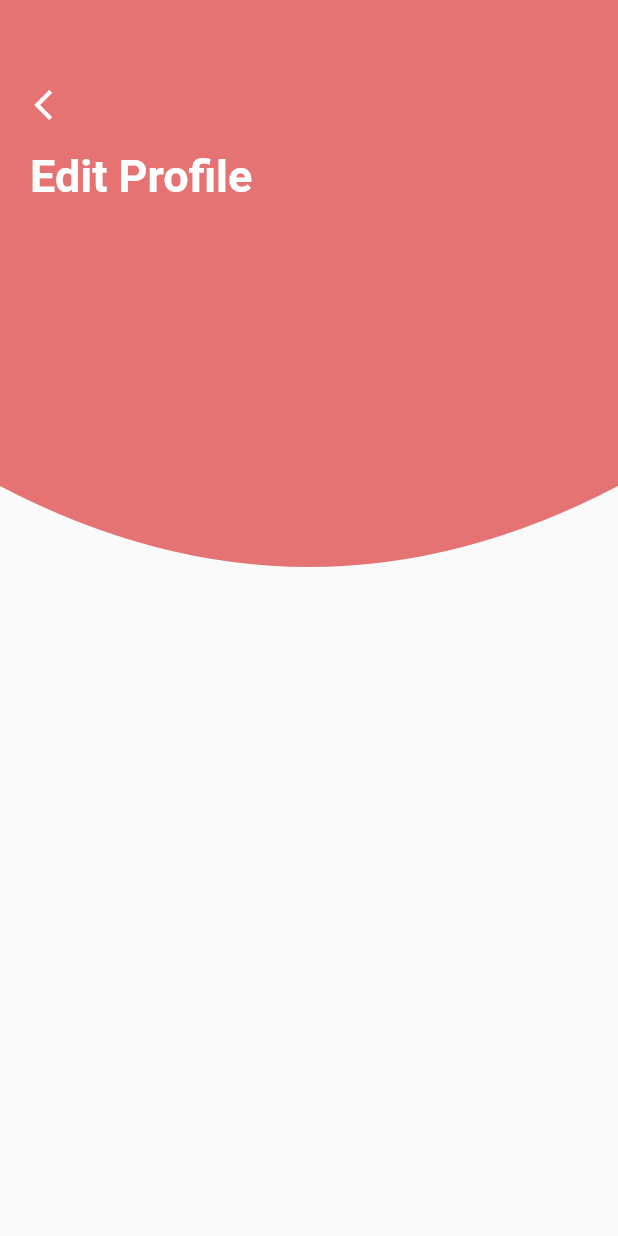
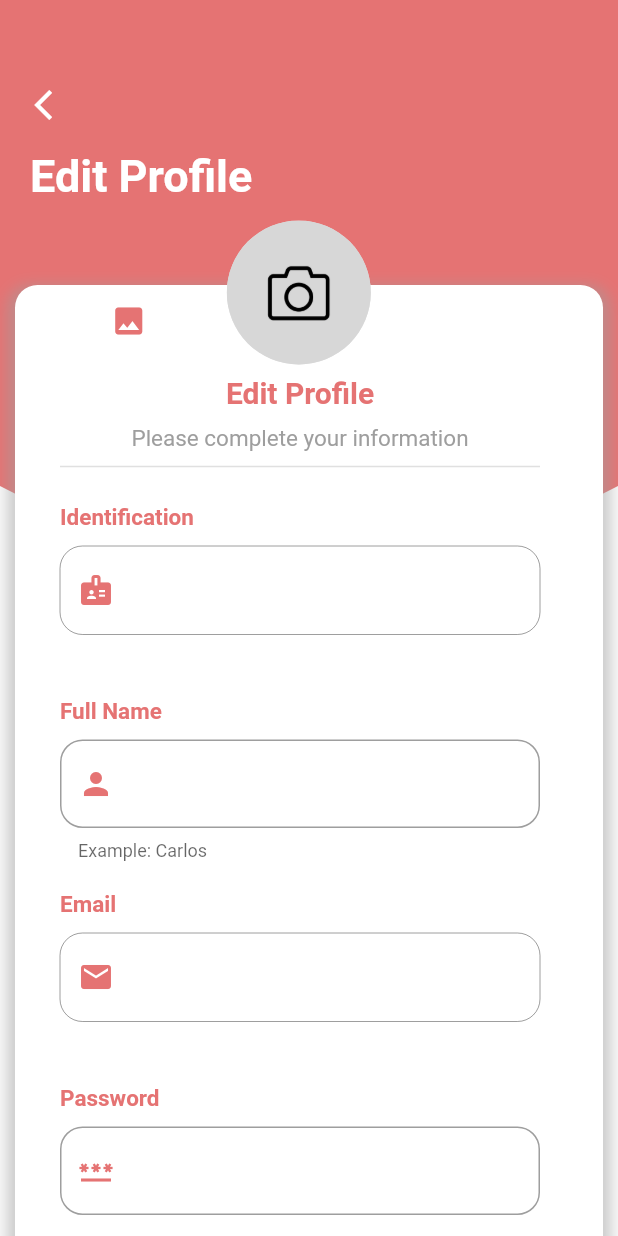
Before and after one commit to PereiraCC/flutter-agent-management, a Flutter app: the EditProfileScreen screen opened by its route, on a phone screen of 412 x 824 dp. Run offline on Flutter 3.47's test engine with Material 2 defaults, Android fonts, the phone set to English and light mode, and no system bars; our stand-ins replace flutter_secure_storage, flutter_signin_button, google_sign_in, image_picker, sqflite; missing offline and left inert: mime_type; accounts and stored records are empty.

Commit message:
body_edit_profile.dart: added

```diff
--- a/lib/screens/edit_profile_screen.dart
+++ b/lib/screens/edit_profile_screen.dart
@@ -14,7 +14,7 @@ class EditProfileScreen extends StatelessWidget {
 
             HeaderProfile(),
 
-            // BodyScreenCreate(),
+            BodyEditProfile(),
 
           ],
         ),
--- /dev/null
+++ b/lib/widgets/body_edit_profile.dart
@@ -0,0 +1,238 @@
+part of 'widgets.dart';
+
+
+class BodyEditProfile extends StatelessWidget {
+
+  @override
+  Widget build(BuildContext context) {
+    return Stack(
+
+      children: [
+
+        _Back(),
+
+        _Image(),
+
+        _Picture(),
+
+        _ContentCustom()
+
+      ],
+
+    );
+  }
+}
+
+class _Back extends StatelessWidget {
+
+  const _Back({
+    Key? key,
+  }) : super(key: key);
+
+  @override
+  Widget build(BuildContext context) {
+    return Container(
+      height: 800,
+      margin: EdgeInsets.only(top: 190, right: 10, left: 10),
+      decoration: BoxDecoration(
+        borderRadius: BorderRadius.all(Radius.circular(15)),
+        color: Colors.white,
+        boxShadow: [
+          BoxShadow(
+            color: Colors.grey.withOpacity(0.5),
+            spreadRadius: 5,
+            blurRadius: 7,
+            offset: Offset(0, 5),
+          )
+        ]
+      ),
+    );
+  }
+}
+
+class _Image extends StatelessWidget {
+
+  @override
+  Widget build(BuildContext context) {
+
+    final widthScreen = MediaQuery.of(context).size.width;
+
+    return Container(
+      margin: EdgeInsets.only(top: 140, left: widthScreen * 0.35),
+      child: ImageAgent(
+        wid: 100,
+        hei: 100,
+        networkImage: false,
+        urlImage: 'assets/no-image.jpg',
+      )
+    );
+  }
+}
+
+class _Picture extends StatelessWidget {
+
+
+  @override
+  Widget build(BuildContext context) {
+
+    final widthScreen = MediaQuery.of(context).size.width;
+
+    return Container(
+      margin: EdgeInsets.only(top: 190, left: widthScreen * 0.15),
+      child: IconButton(
+        icon: Icon(Icons.image, color: Colors.red.shade300),
+        onPressed: () {}
+      ),
+    );
+  }
+}
+
+class _ContentCustom extends StatelessWidget {
+
+  const _ContentCustom({Key? key}) : super(key: key);
+
+  @override
+  Widget build(BuildContext context) {
+
+    return Container(
+      margin: EdgeInsets.only(top: 250),
+      width: 400,
+      child: Column(
+        children: [
+
+          // Title
+          TextCustom(
+            text: 'Edit Profile',
+            size: 20,
+            font: FontWeight.bold,
+            color: Colors.red.shade300,
+          ),
+
+          SizedBox(height: 10),
+
+          // SubTitle
+          TextCustom(
+            text: 'Please complete your information',
+            size: 15,
+            font: FontWeight.normal,
+            color: Colors.grey
+          ),
+
+          Divider(thickness: 1, height: 20, endIndent: 40, indent: 40),
+
+          SizedBox(height: 15),
+
+          _FormProfile(),
+        ],
+      ),
+    );
+  }
+}
+
+class _FormProfile extends StatelessWidget {
+
+  @override
+  Widget build(BuildContext context) {
+
+    // Create controller for eath input
+    final  TextEditingController _nameController    = new TextEditingController();
+    final  TextEditingController _passworController = new TextEditingController();
+
+    return Padding(
+      padding: EdgeInsets.only(left: 20, right: 20),
+      child: Column(
+        children: [
+
+          InputTitleCustom(text: 'Identification'),
+          SizedBox(height: 10),
+          CustomInput(
+            hintText: '',
+            helpText: 'Example: 101110222',
+            icon: Icons.badge,
+            enable: false
+          ),
+
+          SizedBox(height: 20),
+
+          InputTitleCustom(text: 'Full Name'),
+          SizedBox(height: 10),
+          CustomInput(
+            hintText: '',
+            helpText: 'Example: Carlos',
+            icon: Icons.person,
+            controller: _nameController
+          ),
+
+          SizedBox(height: 20),
+
+          InputTitleCustom(text: 'Email'),
+          SizedBox(height: 10),
+          CustomInput(
+            hintText: '',
+            helpText: 'Example: carlos@pereira.com',
+            icon: Icons.mail,
+            enable: false
+          ),
+
+          SizedBox(height: 20),
+
+          InputTitleCustom(text: 'Password'),
+          SizedBox(height: 10),
+          CustomInput(
+            hintText: '',
+            helpText: '',
+            isPassword: true,
+            icon: Icons.password,
+            controller: _passworController
+          ),
+
+          SizedBox(height: 20),
+
+          _SaveProfile(
+            name     : _nameController,
+            password : _passworController,
+          )
+        ],
+      ),
+    );
+  }
+}
+
+class _SaveProfile extends StatelessWidget {
+
+  final TextEditingController name;
+  final TextEditingController password;
+
+  const _SaveProfile({
+    Key? key,
+    required this.name,
+    required this.password
+  }) : super(key: key);
+
+  @override
+  Widget build(BuildContext context) {
+    return TextButton(
+      child: Container(
+        width: 250,
+        height: 50,
+        decoration: BoxDecoration(
+          color: Colors.red.shade300,
+          borderRadius: BorderRadius.all(Radius.circular(15)),
+          boxShadow: [
+            BoxShadow(
+              color: Colors.grey.withOpacity(0.5),
+              spreadRadius: 5,
+              blurRadius: 7,
+              offset: Offset(0, 5),
+            )
+          ]
+        ),
+        child: Center(
+          child: Text('Save', style: TextStyle(fontSize: 20, color: Colors.white))
+        )
+      ),
+      onPressed: () => {}
+    );
+  }
+
+}
--- a/lib/widgets/custom_input.dart
+++ b/lib/widgets/custom_input.dart
@@ -5,7 +5,7 @@ class CustomInput extends StatelessWidget {
   final String helpText;
   final String? hintText;
   final IconData icon;
-  final TextEditingController controller;
+  final TextEditingController? controller;
   final bool? enable;
   final bool? isPassword;
 
@@ -13,7 +13,7 @@ class CustomInput extends StatelessWidget {
     Key? key,
     required this.helpText,
     required this.icon,
-    required this.controller,
+    this.controller,
     this.enable = true,
     this.hintText = '',
     this.isPassword = false
```
Also changed, not shown: lib/widgets/body_create.dart (+5 -28 lines), lib/widgets/widgets.dart (+9 -7 lines).
